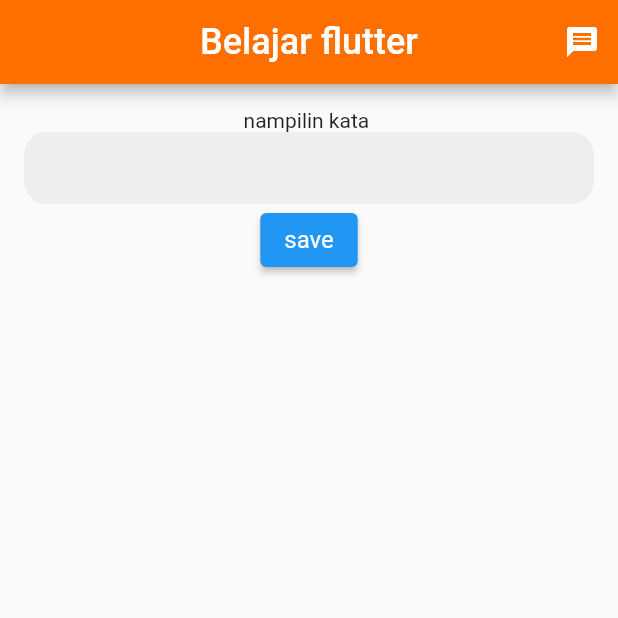
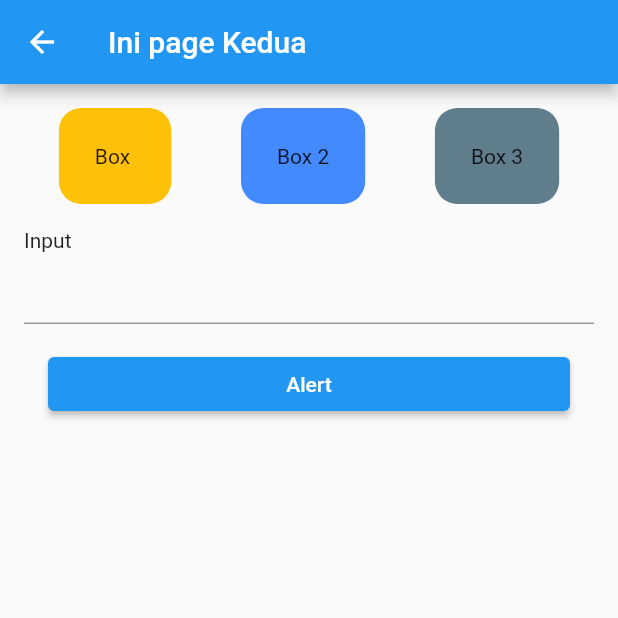
Before and after one commit to lukmansp/kelazz_fazztrack, a Flutter app: the screen it shows after launch, after a tap on "save", on a phone screen of 412 x 824 dp, the top half of it. Run offline on Flutter 3.47's test engine with Material 2 defaults, Android fonts, the phone set to English and light mode, and no system bars.

Commit message:
session 4

```diff
--- a/lib/MyHomePage.dart
+++ b/lib/MyHomePage.dart
@@ -1,3 +1,4 @@
+import 'package:fazztrack_batch1/SecondPage.dart';
 import 'package:flutter/material.dart';
 
 class MyHomePage extends StatefulWidget {
@@ -9,6 +10,7 @@ class MyHomePage extends StatefulWidget {
 
 class _MyHomePageState extends State<MyHomePage> {
   var inputanUser = "";
+  var tampunganPage2 = "";
 
   @override
   Widget build(BuildContext context) {
@@ -40,6 +42,9 @@ class _MyHomePageState extends State<MyHomePage> {
             ),
           ),
           Container(
+            child: Text(tampunganPage2),
+          ),
+          Container(
             padding: EdgeInsets.symmetric(horizontal: 16),
             decoration: BoxDecoration(
                 color: Colors.grey[200],
@@ -58,8 +63,16 @@ class _MyHomePageState extends State<MyHomePage> {
               style: ElevatedButton.styleFrom(
                 textStyle: TextStyle(fontSize: 16),
               ),
-              onPressed: () {
-                print("on save");
+              onPressed: () async {
+                var result = await Navigator.push(
+                    context,
+                    MaterialPageRoute(
+                      builder: (context) =>
+                          SecondPage(emailUser: inputanUser, umur: 15),
+                    ));
+                setState(() {
+                  tampunganPage2 = result;
+                });
               },
               child: Text("save"))
         ],
--- /dev/null
+++ b/lib/SecondPage.dart
@@ -0,0 +1,115 @@
+import 'package:flutter/material.dart';
+
+class SecondPage extends StatefulWidget {
+  final String emailUser;
+  final int umur;
+  SecondPage({Key key, @required this.emailUser, this.umur}) : super(key: key);
+
+  @override
+  State<SecondPage> createState() => _SecondPageState();
+}
+
+class _SecondPageState extends State<SecondPage> {
+  String inputName = "";
+
+  @override
+  Widget build(BuildContext context) {
+    print("");
+    return Scaffold(
+      appBar: AppBar(
+        leading: IconButton(
+          icon: Icon(Icons.arrow_back),
+          onPressed: () {
+            // if (inputName.isNotEmpty) {
+            Navigator.pop(context, inputName);
+            // }
+          },
+        ),
+        title: Text("Ini page Kedua "),
+      ),
+      body: Container(
+        margin: EdgeInsets.symmetric(horizontal: 16),
+        child: ListView(
+          children: [
+            Container(
+              margin: EdgeInsets.only(top: 16),
+              child: Row(
+                mainAxisAlignment: MainAxisAlignment.spaceAround,
+                children: [
+                  Container(
+                    decoration: BoxDecoration(
+                        color: Colors.amber,
+                        borderRadius: BorderRadius.circular(15)),
+                    padding: EdgeInsets.all(24),
+                    child: Text("Box ${widget.emailUser}"),
+                  ),
+                  Container(
+                    decoration: BoxDecoration(
+                        color: Colors.blueAccent,
+                        borderRadius: BorderRadius.circular(15)),
+                    padding: EdgeInsets.all(24),
+                    child: Text("Box 2"),
+                  ),
+                  Container(
+                    decoration: BoxDecoration(
+                        color: Colors.blueGrey,
+                        borderRadius: BorderRadius.circular(15)),
+                    padding: EdgeInsets.all(24),
+                    child: Text("Box 3"),
+                  ),
+                ],
+              ),
+            ),
+            Container(
+              margin: EdgeInsets.only(top: 16),
+              child: Text("Input $inputName"),
+            ),
+            Container(
+              child: TextFormField(
+                onChanged: (value) {
+                  setState(() {
+                    inputName = value;
+                  });
+                },
+              ),
+            ),
+            Container(
+              margin: EdgeInsets.symmetric(horizontal: 16, vertical: 16),
+              child: ElevatedButton(
+                  onPressed: () {
+                    _buildAlert(context);
+                  },
+                  child: Text("Alert")),
+            )
+          ],
+        ),
+      ),
+    );
+  }
+
+  Future _buildAlert(BuildContext context) {
+    return showDialog(
+        context: context,
+        builder: (context) => AlertDialog(
+              title: Text(
+                "Update Profile $inputName",
+                style: TextStyle(fontSize: 16, fontWeight: FontWeight.bold),
+              ),
+              actions: [
+                Container(
+                  child: ElevatedButton(
+                      onPressed: () {
+                        // Navigator.pushAndRemoveUntil(
+                        //     context,
+                        //     MaterialPageRoute(
+                        //       builder: (context) => MyHomePage(),
+                        //     ),
+                        //     (route) => false);
+                        Navigator.pushNamed(context, "/thirdPage");
+                      },
+                      child: Text("Ok")),
+                )
+              ],
+            ));
+  }
+}
--- a/lib/main.dart
+++ b/lib/main.dart
@@ -1,4 +1,6 @@
 import 'package:fazztrack_batch1/MyHomePage.dart';
+import 'package:fazztrack_batch1/SecondPage.dart';
+import 'package:fazztrack_batch1/ThirdPage.dart';
 import 'package:flutter/material.dart';
 
 void main() {
@@ -7,13 +9,21 @@ void main() {
 
 class MyApp extends StatelessWidget {
   const MyApp({Key key}) : super(key: key);
+
+  // This widget is the root of your application.
   @override
   Widget build(BuildContext context) {
     return MaterialApp(
-        title: 'Flutter Demo',
-        theme: ThemeData(
-          primarySwatch: Colors.blue,
-        ),
-        home: MyHomePage());
+      title: 'Flutter Demo',
+      theme: ThemeData(
+        primarySwatch: Colors.blue,
+      ),
+      initialRoute: '/',
+      routes: {
+        "/": (context) => MyHomePage(),
+        "/secondPage": (context) => SecondPage(),
+        "/thirdPage": (context) => ThirdPage()
+      },
+    );
   }
 }
```
Also changed, not shown: lib/ThirdPage.dart (added, +27 -0 lines).
